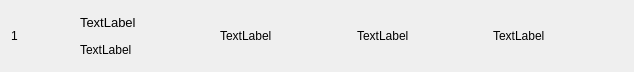
Before: the Qt Designer form showitem.ui in Zarkec/Melody, drawn with Qt 5.
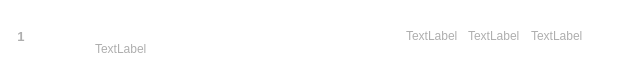
After: the same form once the commit is applied. Icons and pictures are not drawn.

```diff
--- a/showitem.ui
+++ b/showitem.ui
@@ -13,18 +13,56 @@
   <property name="windowTitle">
    <string>Form</string>
   </property>
+  <property name="styleSheet">
+   <string notr="true">background-color: rgb(33, 33, 33);
+background-color: transparent;
+color: rgb(255, 255, 255);
+</string>
+  </property>
   <layout class="QGridLayout" name="gridLayout_2">
    <item row="0" column="0">
     <layout class="QHBoxLayout" name="horizontalLayout">
      <item>
       <widget class="QLabel" name="label_musicid">
+       <property name="minimumSize">
+        <size>
+         <width>20</width>
+         <height>0</height>
+        </size>
+       </property>
+       <property name="maximumSize">
+        <size>
+         <width>20</width>
+         <height>16777215</height>
+        </size>
+       </property>
+       <property name="font">
+        <font>
+         <family>Microsoft YaHei UI</family>
+         <pointsize>10</pointsize>
+         <weight>75</weight>
+         <bold>true</bold>
+        </font>
+       </property>
+       <property name="styleSheet">
+        <string notr="true">color: rgb(174, 174, 174);</string>
+       </property>
        <property name="text">
         <string>1</string>
        </property>
+       <property name="alignment">
+        <set>Qt::AlignCenter</set>
+       </property>
       </widget>
      </item>
      <item>
       <layout class="QGridLayout" name="gridLayout">
+       <property name="horizontalSpacing">
+        <number>8</number>
+       </property>
+       <property name="verticalSpacing">
+        <number>1</number>
+       </property>
        <item row="0" column="0" rowspan="2">
         <widget class="QLabel" name="label_pic">
          <property name="minimumSize">
@@ -52,11 +90,29 @@
        </item>
        <item row="0" column="1">
         <widget class="QLabel" name="label_musicname">
+         <property name="minimumSize">
+          <size>
+           <width>300</width>
+           <height>0</height>
+          </size>
+         </property>
+         <property name="maximumSize">
+          <size>
+           <width>300</width>
+           <height>16777215</height>
+          </size>
+         </property>
          <property name="font">
           <font>
-           <pointsize>10</pointsize>
+           <family>Microsoft YaHei UI</family>
+           <pointsize>11</pointsize>
+           <weight>50</weight>
+           <bold>false</bold>
           </font>
          </property>
+         <property name="styleSheet">
+          <string notr="true"/>
+         </property>
          <property name="text">
           <string>TextLabel</string>
          </property>
@@ -64,6 +120,27 @@
        </item>
        <item row="1" column="1">
         <widget class="QLabel" name="label_author">
+         <property name="minimumSize">
+          <size>
+           <width>200</width>
+           <height>0</height>
+          </size>
+         </property>
+         <property name="maximumSize">
+          <size>
+           <width>200</width>
+           <height>16777215</height>
+          </size>
+         </property>
+         <property name="font">
+          <font>
+           <family>Microsoft YaHei UI</family>
+          </font>
+         </property>
+         <property name="styleSheet">
+          <string notr="true">color: rgb(174, 174, 174);
+</string>
+         </property>
          <property name="text">
           <string>TextLabel</string>
          </property>
@@ -86,6 +163,14 @@
      </item>
      <item>
       <widget class="QLabel" name="label_album">
+       <property name="font">
+        <font>
+         <family>Microsoft YaHei UI</family>
+        </font>
+       </property>
+       <property name="styleSheet">
+        <string notr="true">color: rgb(174, 174, 174);</string>
+       </property>
        <property name="text">
         <string>TextLabel</string>
        </property>
@@ -106,6 +191,14 @@
      </item>
      <item>
       <widget class="QLabel" name="label_addtime">
+       <property name="font">
+        <font>
+         <family>Microsoft YaHei UI</family>
+        </font>
+       </property>
+       <property name="styleSheet">
+        <string notr="true">color: rgb(174, 174, 174);</string>
+       </property>
        <property name="text">
         <string>TextLabel</string>
        </property>
@@ -126,6 +219,14 @@
      </item>
      <item>
       <widget class="QLabel" name="label_duration">
+       <property name="font">
+        <font>
+         <family>Microsoft YaHei UI</family>
+        </font>
+       </property>
+       <property name="styleSheet">
+        <string notr="true">color: rgb(174, 174, 174);</string>
+       </property>
        <property name="text">
         <string>TextLabel</string>
        </property>
@@ -136,6 +237,9 @@
        <property name="orientation">
         <enum>Qt::Horizontal</enum>
        </property>
+       <property name="sizeType">
+        <enum>QSizePolicy::Fixed</enum>
+       </property>
        <property name="sizeHint" stdset="0">
         <size>
          <width>40</width>
```
